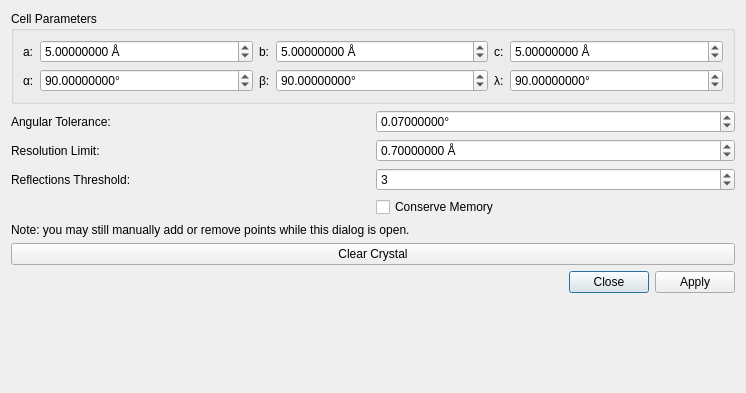
PolyLaue/PolyLaue, file polylaue/ui/resources/ui/find_dialog.ui: the form before one commit.
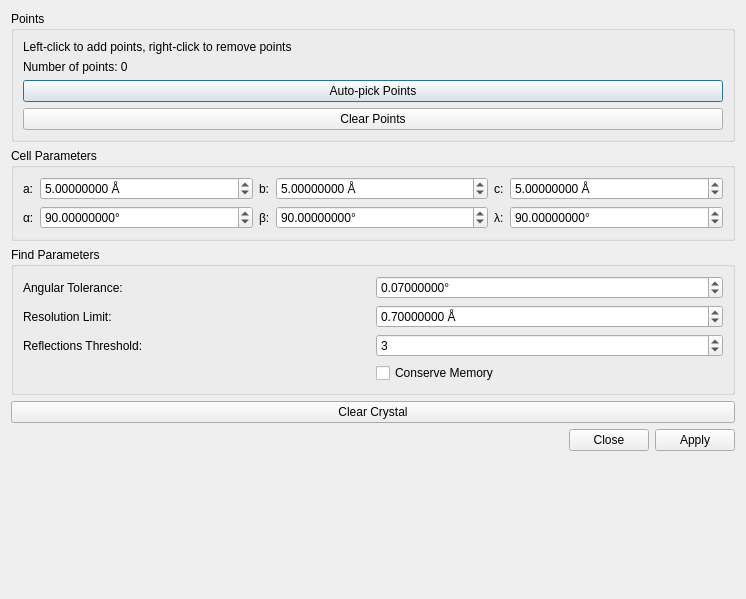
The form after the commit. Custom widgets are drawn as their Qt base class.

Commit message:
Perform find/track point picking in single dialog
This moves the point picking for find/track into the find/track dialogs,
so that point picking is not a prior step and is instead combined with
the find/track step.

This is highly convenient, especially when the results appear incorrect
from find/track and you need to re-pick points. Now instead of starting
over from scratch, the user can just re-pick them in the same dialog.

Diff of the .ui file:
```diff
--- a/polylaue/ui/resources/ui/find_dialog.ui
+++ b/polylaue/ui/resources/ui/find_dialog.ui
@@ -7,11 +7,11 @@
     <x>0</x>
     <y>0</y>
     <width>746</width>
-    <height>393</height>
+    <height>599</height>
    </rect>
   </property>
   <property name="sizePolicy">
-   <sizepolicy hsizetype="Minimum" vsizetype="Fixed">
+   <sizepolicy hsizetype="Minimum" vsizetype="Minimum">
     <horstretch>0</horstretch>
     <verstretch>0</verstretch>
    </sizepolicy>
@@ -20,86 +20,174 @@
    <string>Find Orientation</string>
   </property>
   <layout class="QGridLayout" name="gridLayout">
-   <item row="3" column="0">
-    <widget class="QLabel" name="reflections_threshold_label">
-     <property name="toolTip">
-      <string>&lt;html&gt;&lt;head/&gt;&lt;body&gt;&lt;p&gt;The minimum number of indexed reflections to assume the indexing routine was successful.&lt;br/&gt;&lt;/p&gt;&lt;p&gt;Default: 3&lt;/p&gt;&lt;/body&gt;&lt;/html&gt;</string>
+   <item row="0" column="0" colspan="2">
+    <widget class="QGroupBox" name="points_group">
+     <property name="title">
+      <string>Points</string>
      </property>
-     <property name="text">
-      <string>Reflections Threshold:</string>
-     </property>
+     <layout class="QGridLayout" name="gridLayout_3">
+      <item row="0" column="0">
+       <widget class="QLabel" name="points_label">
+        <property name="text">
+         <string>Left-click to add points, right-click to remove points</string>
+        </property>
+       </widget>
+      </item>
+      <item row="2" column="0">
+       <widget class="QPushButton" name="auto_pick_points">
+        <property name="text">
+         <string>Auto-pick Points</string>
+        </property>
+       </widget>
+      </item>
+      <item row="1" column="0">
+       <widget class="QLabel" name="num_points_label">
+        <property name="text">
+         <string>Number of points: 0</string>
+        </property>
+       </widget>
+      </item>
+      <item row="3" column="0">
+       <widget class="QPushButton" name="clear_points">
+        <property name="text">
+         <string>Clear Points</string>
+        </property>
+       </widget>
+      </item>
+     </layout>
     </widget>
    </item>
-   <item row="2" column="0">
-    <widget class="QLabel" name="resolution_limit_label">
-     <property name="toolTip">
-      <string>&lt;html&gt;&lt;head/&gt;&lt;body&gt;&lt;p&gt;Default: 0.4 Å&lt;/p&gt;&lt;/body&gt;&lt;/html&gt;</string>
+   <item row="5" column="0" colspan="2">
+    <spacer name="verticalSpacer">
+     <property name="orientation">
+      <enum>Qt::Vertical</enum>
      </property>
-     <property name="text">
-      <string>Resolution Limit:</string>
+     <property name="sizeHint" stdset="0">
+      <size>
+       <width>20</width>
+       <height>0</height>
+      </size>
      </property>
-    </widget>
+    </spacer>
    </item>
-   <item row="3" column="1">
-    <widget class="QSpinBox" name="reflections_threshold">
+   <item row="3" column="0" colspan="2">
+    <widget class="QPushButton" name="delete_crystal">
      <property name="toolTip">
       <string>&lt;html&gt;&lt;head/&gt;&lt;body&gt;&lt;p&gt;The minimum number of indexed reflections to assume the indexing routine was successful.&lt;br/&gt;&lt;/p&gt;&lt;p&gt;Default: 3&lt;/p&gt;&lt;/body&gt;&lt;/html&gt;</string>
      </property>
-     <property name="maximum">
-      <number>100000</number>
+     <property name="text">
+      <string>Clear Crystal</string>
      </property>
-     <property name="value">
-      <number>3</number>
-     </property>
     </widget>
    </item>
-   <item row="7" column="0" colspan="2">
+   <item row="4" column="0" colspan="2">
     <widget class="QDialogButtonBox" name="button_box">
      <property name="standardButtons">
       <set>QDialogButtonBox::Apply|QDialogButtonBox::Close</set>
      </property>
     </widget>
    </item>
-   <item row="2" column="1">
-    <widget class="ScientificDoubleSpinBox" name="resolution_limit">
-     <property name="toolTip">
-      <string>&lt;html&gt;&lt;head/&gt;&lt;body&gt;&lt;p&gt;Default: 0.4 Å&lt;/p&gt;&lt;/body&gt;&lt;/html&gt;</string>
+   <item row="2" column="0" colspan="2">
+    <widget class="QGroupBox" name="groupBox">
+     <property name="title">
+      <string>Find Parameters</string>
      </property>
-     <property name="suffix">
-      <string> Å</string>
-     </property>
-     <property name="decimals">
-      <number>8</number>
-     </property>
-     <property name="maximum">
-      <double>1000000.000000000000000</double>
-     </property>
-     <property name="value">
-      <double>0.700000000000000</double>
-     </property>
+     <layout class="QGridLayout" name="gridLayout_4">
+      <item row="0" column="0">
+       <widget class="QLabel" name="angular_tolerance_label">
+        <property name="toolTip">
+         <string>&lt;html&gt;&lt;head/&gt;&lt;body&gt;&lt;p&gt;Default: 0.07°&lt;/p&gt;&lt;/body&gt;&lt;/html&gt;</string>
+        </property>
+        <property name="text">
+         <string>Angular Tolerance:</string>
+        </property>
+       </widget>
+      </item>
+      <item row="0" column="1">
+       <widget class="ScientificDoubleSpinBox" name="angular_tolerance">
+        <property name="toolTip">
+         <string>&lt;html&gt;&lt;head/&gt;&lt;body&gt;&lt;p&gt;Default: 0.07°&lt;/p&gt;&lt;/body&gt;&lt;/html&gt;</string>
+        </property>
+        <property name="suffix">
+         <string>°</string>
+        </property>
+        <property name="decimals">
+         <number>8</number>
+        </property>
+        <property name="maximum">
+         <double>100000.000000000000000</double>
+        </property>
+        <property name="value">
+         <double>0.070000000000000</double>
+        </property>
+       </widget>
+      </item>
+      <item row="1" column="0">
+       <widget class="QLabel" name="resolution_limit_label">
+        <property name="toolTip">
+         <string>&lt;html&gt;&lt;head/&gt;&lt;body&gt;&lt;p&gt;Default: 0.4 Å&lt;/p&gt;&lt;/body&gt;&lt;/html&gt;</string>
+        </property>
+        <property name="text">
+         <string>Resolution Limit:</string>
+        </property>
+       </widget>
+      </item>
+      <item row="1" column="1">
+       <widget class="ScientificDoubleSpinBox" name="resolution_limit">
+        <property name="toolTip">
+         <string>&lt;html&gt;&lt;head/&gt;&lt;body&gt;&lt;p&gt;Default: 0.4 Å&lt;/p&gt;&lt;/body&gt;&lt;/html&gt;</string>
+        </property>
+        <property name="suffix">
+         <string> Å</string>
+        </property>
+        <property name="decimals">
+         <number>8</number>
+        </property>
+        <property name="maximum">
+         <double>1000000.000000000000000</double>
+        </property>
+        <property name="value">
+         <double>0.700000000000000</double>
+        </property>
+       </widget>
+      </item>
+      <item row="2" column="0">
+       <widget class="QLabel" name="reflections_threshold_label">
+        <property name="toolTip">
+         <string>&lt;html&gt;&lt;head/&gt;&lt;body&gt;&lt;p&gt;The minimum number of indexed reflections to assume the indexing routine was successful.&lt;br/&gt;&lt;/p&gt;&lt;p&gt;Default: 3&lt;/p&gt;&lt;/body&gt;&lt;/html&gt;</string>
+        </property>
+        <property name="text">
+         <string>Reflections Threshold:</string>
+        </property>
+       </widget>
+      </item>
+      <item row="2" column="1">
+       <widget class="QSpinBox" name="reflections_threshold">
+        <property name="toolTip">
+         <string>&lt;html&gt;&lt;head/&gt;&lt;body&gt;&lt;p&gt;The minimum number of indexed reflections to assume the indexing routine was successful.&lt;br/&gt;&lt;/p&gt;&lt;p&gt;Default: 3&lt;/p&gt;&lt;/body&gt;&lt;/html&gt;</string>
+        </property>
+        <property name="maximum">
+         <number>100000</number>
+        </property>
+        <property name="value">
+         <number>3</number>
+        </property>
+       </widget>
+      </item>
+      <item row="3" column="1">
+       <widget class="QCheckBox" name="conserve_memory">
+        <property name="toolTip">
+         <string>&lt;html&gt;&lt;head/&gt;&lt;body&gt;&lt;p&gt;If checked, a different version of the internal function will be utilized that uses less RAM, but also runs a little slower.&lt;/p&gt;&lt;/body&gt;&lt;/html&gt;</string>
+        </property>
+        <property name="text">
+         <string>Conserve Memory</string>
+        </property>
+       </widget>
+      </item>
+     </layout>
     </widget>
    </item>
-   <item row="1" column="0">
-    <widget class="QLabel" name="angular_tolerance_label">
-     <property name="toolTip">
-      <string>&lt;html&gt;&lt;head/&gt;&lt;body&gt;&lt;p&gt;Default: 0.07°&lt;/p&gt;&lt;/body&gt;&lt;/html&gt;</string>
-     </property>
-     <property name="text">
-      <string>Angular Tolerance:</string>
-     </property>
-    </widget>
-   </item>
-   <item row="4" column="1">
-    <widget class="QCheckBox" name="conserve_memory">
-     <property name="toolTip">
-      <string>&lt;html&gt;&lt;head/&gt;&lt;body&gt;&lt;p&gt;If checked, a different version of the internal function will be utilized that uses less RAM, but also runs a little slower.&lt;/p&gt;&lt;/body&gt;&lt;/html&gt;</string>
-     </property>
-     <property name="text">
-      <string>Conserve Memory</string>
-     </property>
-    </widget>
-   </item>
-   <item row="0" column="0" colspan="2">
+   <item row="1" column="0" colspan="2">
     <widget class="QGroupBox" name="cell_parameters_group">
      <property name="title">
       <string>Cell Parameters</string>
@@ -264,55 +352,6 @@
      </layout>
     </widget>
    </item>
-   <item row="1" column="1">
-    <widget class="ScientificDoubleSpinBox" name="angular_tolerance">
-     <property name="toolTip">
-      <string>&lt;html&gt;&lt;head/&gt;&lt;body&gt;&lt;p&gt;Default: 0.07°&lt;/p&gt;&lt;/body&gt;&lt;/html&gt;</string>
-     </property>
-     <property name="suffix">
-      <string>°</string>
-     </property>
-     <property name="decimals">
-      <number>8</number>
-     </property>
-     <property name="maximum">
-      <double>100000.000000000000000</double>
-     </property>
-     <property name="value">
-      <double>0.070000000000000</double>
-     </property>
-    </widget>
-   </item>
-   <item row="5" column="0" colspan="2">
-    <widget class="QLabel" name="note_label">
-     <property name="text">
-      <string>Note: you may still manually add or remove points while this dialog is open.</string>
-     </property>
-    </widget>
-   </item>
-   <item row="8" column="0" colspan="2">
-    <spacer name="verticalSpacer">
-     <property name="orientation">
-      <enum>Qt::Vertical</enum>
-     </property>
-     <property name="sizeHint" stdset="0">
-      <size>
-       <width>20</width>
-       <height>0</height>
-      </size>
-     </property>
-    </spacer>
-   </item>
-   <item row="6" column="0" colspan="2">
-    <widget class="QPushButton" name="delete_crystal">
-     <property name="toolTip">
-      <string>&lt;html&gt;&lt;head/&gt;&lt;body&gt;&lt;p&gt;Delete the crystal that was created by this dialog. This ensures the crystal is completely removed from all tables.&lt;/p&gt;&lt;/body&gt;&lt;/html&gt;</string>
-     </property>
-     <property name="text">
-      <string>Clear Crystal</string>
-     </property>
-    </widget>
-   </item>
   </layout>
  </widget>
  <customwidgets>
```
Left out of the diff: 8 changed lines with no effect on the pictures. The commit also changes 8 other files.
